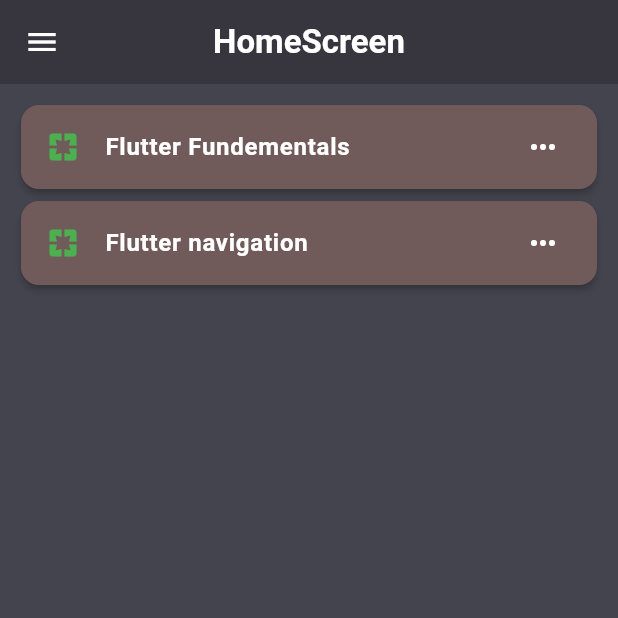
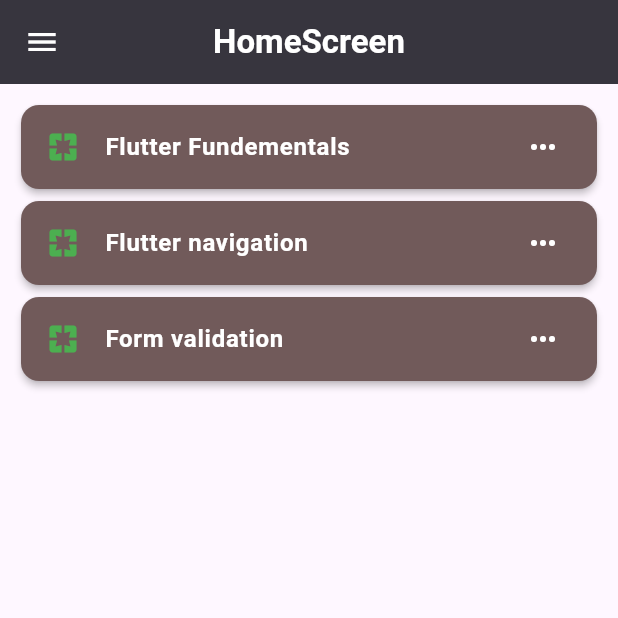
Before and after one commit to Muhammed-Aflah-A/the_application, a Flutter app: the HomeScreen screen opened by its route, on a phone screen of 412 x 824 dp, the top half of it. Run offline on Flutter 3.47's test engine with Material 3 defaults, Android fonts, the phone set to English and light mode, and no system bars.

Commit message:
added form validation page

```diff
--- a/lib/main.dart
+++ b/lib/main.dart
@@ -6,6 +6,7 @@ import 'package:the_app/notifier/theme_provider.dart';
 import 'package:the_app/view/flutter_fundementals.dart';
 import 'package:the_app/view/flutter_navigation.dart';
 import 'package:the_app/view/flutter_navigation_2.dart';
+import 'package:the_app/view/form_validation.dart';
 import 'package:the_app/view/home_screen.dart';
 import 'package:the_app/view/login_screen.dart';
 import 'package:the_app/view/profile.dart';
@@ -52,6 +53,7 @@ class _MyAppState extends State<MyApp> {
         "flutter_fundementals": (context) => Page1(),
         "flutter_navigation": (context) => Page2(),
         "flutter_navigation_2": (context) => DataReciever(),
+        "form_validation": (context) => Page3(),
       },
     );
   }
--- a/lib/utils/colours.dart
+++ b/lib/utils/colours.dart
@@ -13,9 +13,10 @@ class AppColor {
   //Icon Colors -
   static const welcomeIcon = Colors.white;
   static const progressIndicator = Colors.white;
-  static const personIcon = Colors.blue;
-  static const mailIcon = Colors.red;
-  static const lockIcon = Colors.pink;
+  static const personIcon = Colors.black;
+  static const personIcon2 = Colors.blue;
+  static const mailIcon = Colors.black;
+  static const lockIcon = Colors.black;
   static const visibilityIcon = Colors.grey;
   static const themeIcon = Colors.amber;
   static const settingsIcon = Colors.grey;
@@ -29,7 +30,6 @@ class AppColor {
   static const textFeildBorder = Colors.black;
   static const buttonColor = Color(0xFFD3DAD9);
   //Feild Colors -
-  static const homeBg = Color(0xFF44444E);
   static const appbar = Color(0xFF37353E);
   static const accountHeader = Color(0xFF37353E);
   static const cardColor = Color(0xFF715A5A);
--- a/lib/view/flutter_navigation.dart
+++ b/lib/view/flutter_navigation.dart
@@ -9,7 +9,7 @@ class Page2 extends StatefulWidget {
 }
 
 class _Page2State extends State<Page2> {
-  String? backMessage;
+  String backMessage = "Nothing";
   @override
   Widget build(BuildContext context) {
     return Scaffold(
--- a/lib/view/home_screen.dart
+++ b/lib/view/home_screen.dart
@@ -15,7 +15,6 @@ class _HomeScreenState extends State<HomeScreen> {
   Widget build(BuildContext context) {
     final theme = context.watch<ThemeProvider>();
     return Scaffold(
-      backgroundColor: AppColor.homeBg,
       appBar: AppBar(
         title: Text(
           "HomeScreen",
@@ -44,7 +43,7 @@ class _HomeScreenState extends State<HomeScreen> {
                   fontStyle: FontStyle.italic,
                 ),
               ),
-              leading: Icon(Icons.person, color: AppColor.personIcon),
+              leading: Icon(Icons.person, color: AppColor.personIcon2),
               onTap: () {
                 Navigator.pushNamed(context, "profile");
               },
@@ -123,6 +122,24 @@ class _HomeScreenState extends State<HomeScreen> {
                 trailing: Icon(Icons.more_horiz, color: AppColor.moreIconHoriz),
               ),
             ),
+            Card(
+              elevation: 2,
+              color: AppColor.cardColor,
+              child: ListTile(
+                leading: Icon(Icons.pages, color: AppColor.pageIcon),
+                title: Text(
+                  "Form validation",
+                  style: TextStyle(
+                    fontWeight: FontWeight.bold,
+                    color: AppColor.normalText,
+                  ),
+                ),
+                onTap: () {
+                  Navigator.pushNamed(context, "form_validation");
+                },
+                trailing: Icon(Icons.more_horiz, color: AppColor.moreIconHoriz),
+              ),
+            ),
           ],
         ),
       ),
```
Also changed, not shown: lib/view/flutter_fundementals.dart (+9 -1 lines), lib/view/form_validation.dart (added, +15 -0 lines).
